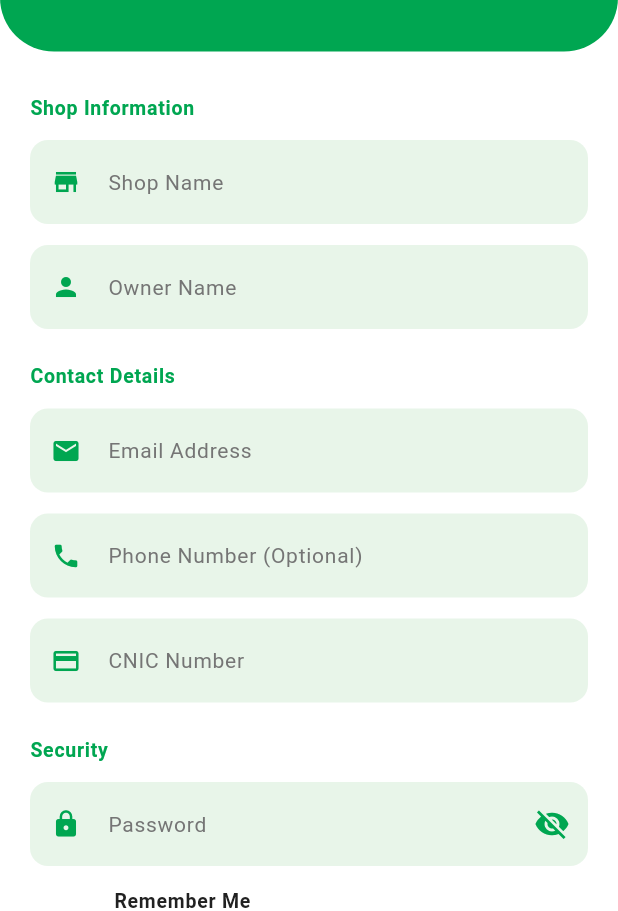
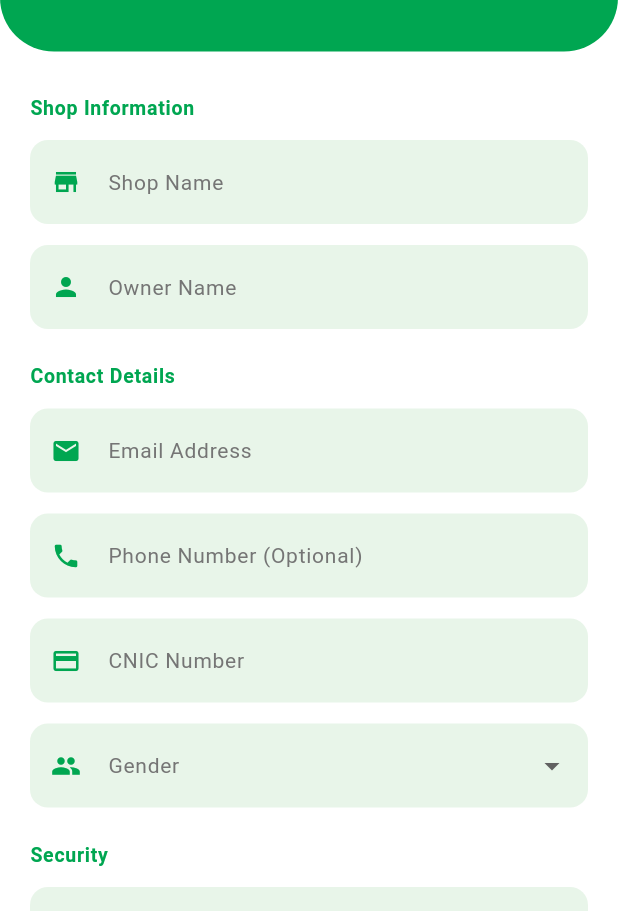
Before and after one commit to ShahxaibAli0/Ghar_tak, a Flutter app: the SellerRegisterScreen screen opened directly, on a phone screen of 412 x 824 dp, the part 325-1236 px from its top. Run offline on Flutter 3.47's test engine with Material 3 defaults, Android fonts, the light colour scheme and no system bars; our stand-ins replace flutter_secure_storage, geolocator, image_picker, shared_preferences; accounts and stored records are empty.

Commit message:
Gender Added

```diff
--- a/lib/data/dummy_offers_data.dart
+++ b/lib/data/dummy_offers_data.dart
@@ -34,5 +34,15 @@ List<Offer> dummyOffers = [
     completedjobs: 150,
     status: "pending",
   ),
+    Offer(
+    providerName: "Sana",
+    serviceName: "Pipe Fixing",
+    description: "Expert plumbing services",
+    price: 1500,
+    category: "Plumbing",
+    rating: 4.8,
+    completedjobs: 99,
+    status: "pending",
+  ),
 
 ];
--- a/lib/seller/auth/seller_register_screen.dart
+++ b/lib/seller/auth/seller_register_screen.dart
@@ -29,7 +29,10 @@ class _SellerRegisterScreenState extends State<SellerRegisterScreen> {
   bool _rememberMe = false;
   bool _isRegistering = false;
   String? _selectedCategory;
+  String? _selectedGender;
   String? _errorMessage;
+
+  final List<String> _genders = const ['Male', 'Female', 'Other'];
 
   final List<String> _categories = const [
     'Grocery',
@@ -305,6 +308,27 @@ class _SellerRegisterScreenState extends State<SellerRegisterScreen> {
                         FilteringTextInputFormatter.digitsOnly,
                       ],
                     ),
+                    Padding(
+                      padding: const EdgeInsets.only(bottom: 14),
+                      child: DropdownButtonFormField<String>(
+                        initialValue: _selectedGender,
+                        decoration: _inputDecoration('Gender', Icons.people),
+                        dropdownColor: SellerColors.white,
+                        borderRadius: BorderRadius.circular(12),
+                        items: _genders
+                            .map(
+                              (gender) => DropdownMenuItem(
+                                value: gender,
+                                child: Text(gender),
+                              ),
+                            )
+                            .toList(),
+                        onChanged: (value) =>
+                            setState(() => _selectedGender = value),
+                        validator: (value) =>
+                            value == null ? 'Please select a gender' : null,
+                      ),
+                    ),
                     const SizedBox(height: 8),
                     _sectionLabel('Security'),
                     const SizedBox(height: 12),
```
